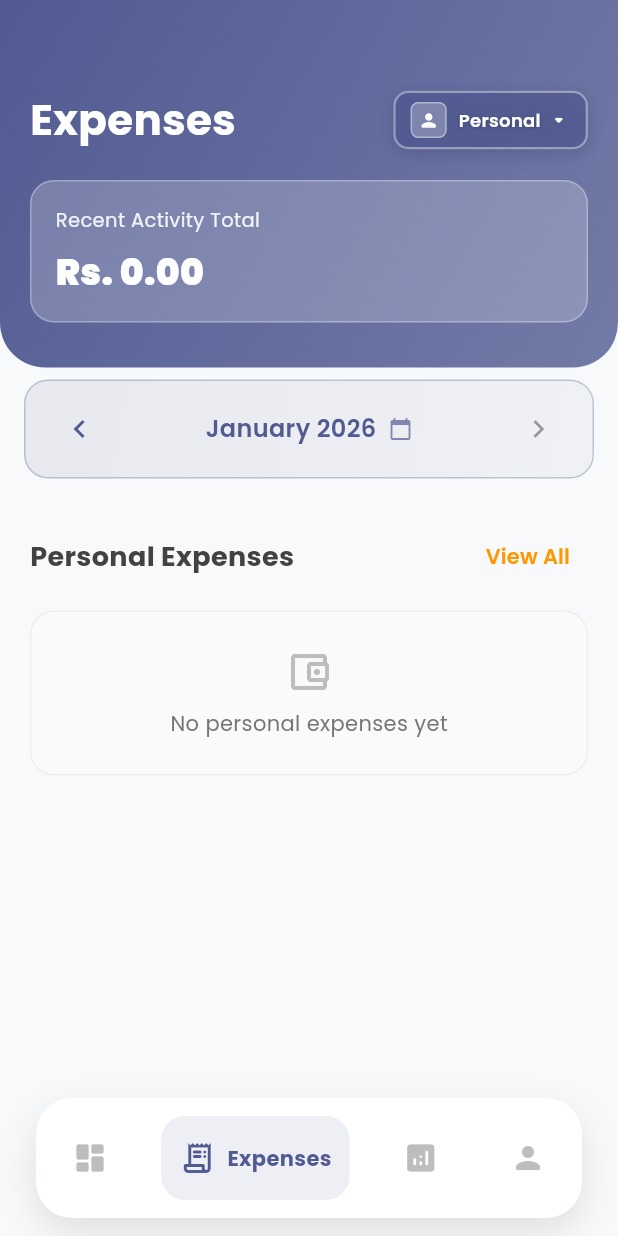
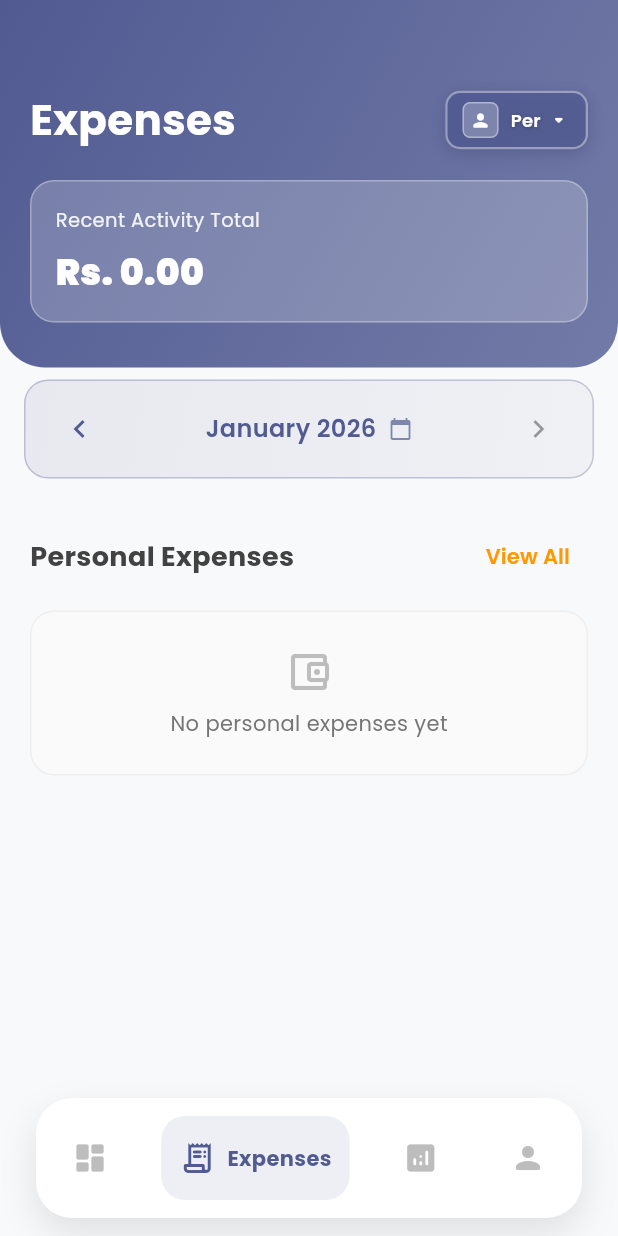
Before and after one commit to Sarthakanon/RoomEase, a Flutter app: the ExpenseScreen screen opened by its route, on a phone screen of 412 x 824 dp. Run offline on Flutter 3.47's test engine with Material 3 defaults, Android fonts, the phone set to English and light mode, and no system bars; our stand-ins replace cloud_firestore, cookie_jar, dio, dio_cookie_manager, firebase_auth, firebase_core and 7 more; missing offline and left inert: google_mlkit_text_recognition; accounts and stored records are empty; network calls fail.

Commit message:
fix(frontend): change Personal Space to Per in global dropdown

```diff
--- a/lib/core/widgets/global_roomspace_selector.dart
+++ b/lib/core/widgets/global_roomspace_selector.dart
@@ -98,7 +98,7 @@ class _GlobalRoomspaceSelectorState extends State<GlobalRoomspaceSelector> {
                 // Text
                 Flexible(
                   child: Text(
-                    activeRoomspace?.name ?? 'Personal',
+                    activeRoomspace?.name ?? 'Per',
                     style: const TextStyle(
                       fontSize: 12,
                       fontWeight: FontWeight.w600,
@@ -163,7 +163,7 @@ class _GlobalRoomspaceSelectorState extends State<GlobalRoomspaceSelector> {
                 mainAxisSize: MainAxisSize.min,
                 children: [
                   const Text(
-                    'Personal Space',
+                    'Per',
                     style: TextStyle(
                       fontWeight: FontWeight.w600,
                       fontSize: 13,
```
